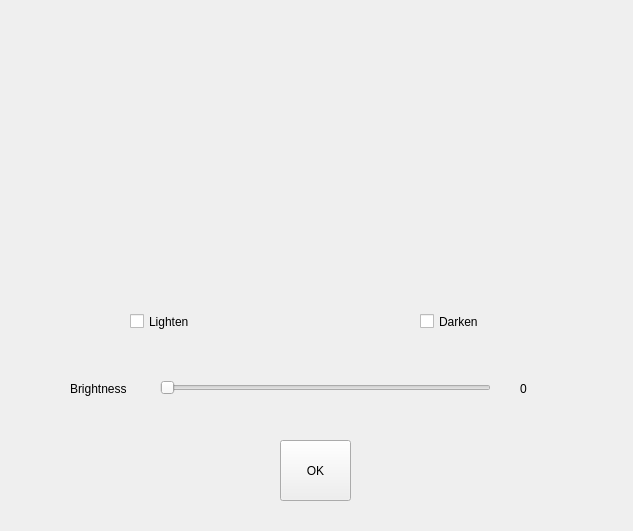
Above: aug_methods/brightness.ui from 4lparslan/Data-Augmentation before the change. Below: the same form after it.
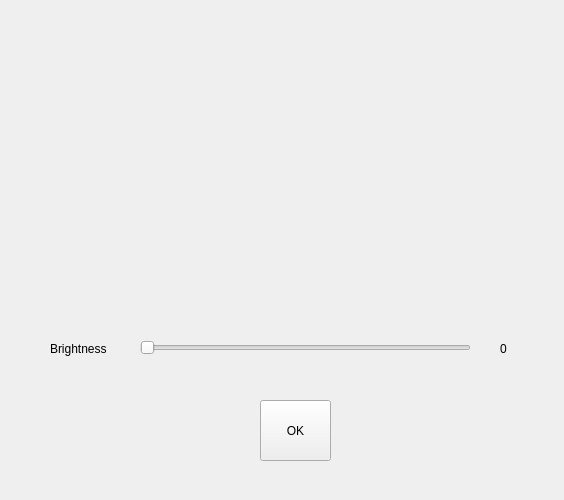
That is the form after the change. Icons and pictures are not drawn.

The edit to the form file:
```diff
--- a/aug_methods/brightness.ui
+++ b/aug_methods/brightness.ui
@@ -6,8 +6,8 @@
    <rect>
     <x>0</x>
     <y>0</y>
-    <width>633</width>
-    <height>531</height>
+    <width>564</width>
+    <height>500</height>
    </rect>
   </property>
   <property name="windowTitle">
@@ -16,8 +16,8 @@
   <widget class="QSlider" name="horizontalSlider_brightness">
    <property name="geometry">
     <rect>
-     <x>160</x>
-     <y>380</y>
+     <x>140</x>
+     <y>340</y>
      <width>331</width>
      <height>16</height>
     </rect>
@@ -32,8 +32,8 @@
   <widget class="QLabel" name="label">
    <property name="geometry">
     <rect>
-     <x>70</x>
-     <y>380</y>
+     <x>50</x>
+     <y>340</y>
      <width>81</width>
      <height>17</height>
     </rect>
@@ -45,8 +45,8 @@
   <widget class="QPushButton" name="pushButton">
    <property name="geometry">
     <rect>
-     <x>280</x>
-     <y>440</y>
+     <x>260</x>
+     <y>400</y>
      <width>71</width>
      <height>61</height>
     </rect>
@@ -58,8 +58,8 @@
   <widget class="QLabel" name="label_3">
    <property name="geometry">
     <rect>
-     <x>520</x>
-     <y>380</y>
+     <x>500</x>
+     <y>340</y>
      <width>31</width>
      <height>17</height>
     </rect>
@@ -71,7 +71,7 @@
   <widget class="QLabel" name="label_img_lighten">
    <property name="geometry">
     <rect>
-     <x>50</x>
+     <x>150</x>
      <y>30</y>
      <width>261</width>
      <height>271</height>
@@ -84,48 +84,6 @@
     <pixmap>img.png</pixmap>
    </property>
   </widget>
-  <widget class="QLabel" name="label_img_darken">
-   <property name="geometry">
-    <rect>
-     <x>330</x>
-     <y>30</y>
-     <width>261</width>
-     <height>271</height>
-    </rect>
-   </property>
-   <property name="text">
-    <string/>
-   </property>
-   <property name="pixmap">
-    <pixmap>img.png</pixmap>
-   </property>
-  </widget>
-  <widget class="QCheckBox" name="checkBox_lighten">
-   <property name="geometry">
-    <rect>
-     <x>130</x>
-     <y>310</y>
-     <width>92</width>
-     <height>23</height>
-    </rect>
-   </property>
-   <property name="text">
-    <string>Lighten</string>
-   </property>
-  </widget>
-  <widget class="QCheckBox" name="checkBox_darken">
-   <property name="geometry">
-    <rect>
-     <x>420</x>
-     <y>310</y>
-     <width>92</width>
-     <height>23</height>
-    </rect>
-   </property>
-   <property name="text">
-    <string>Darken</string>
-   </property>
-  </widget>
  </widget>
  <resources/>
  <connections>
```
Left out of the diff: 2 changed lines with no effect on the pictures.
